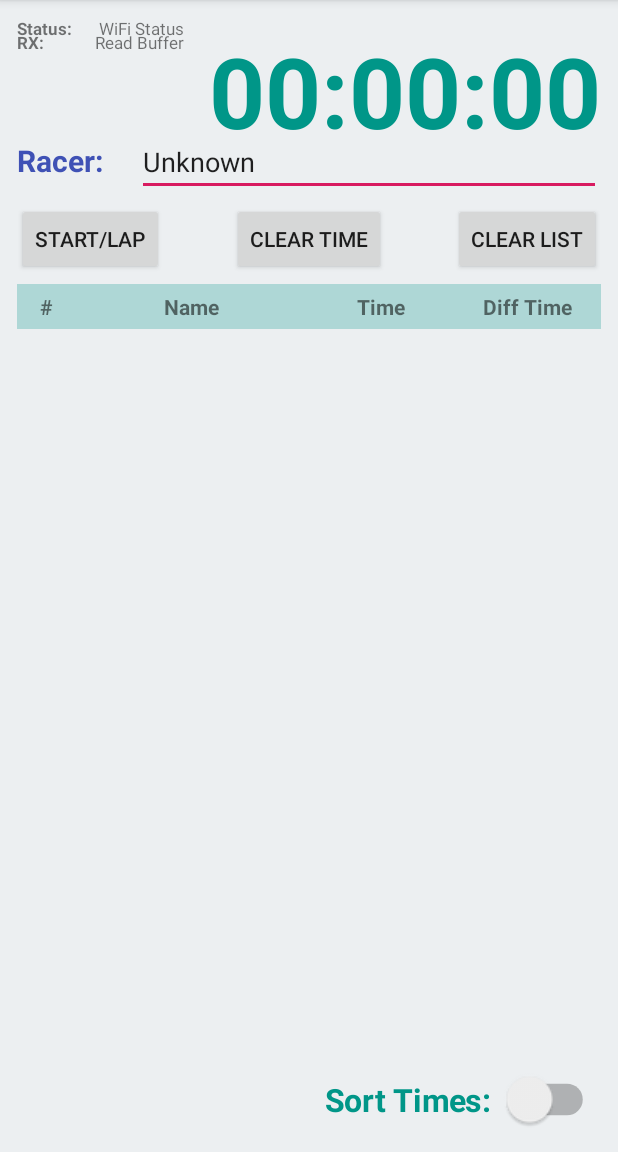
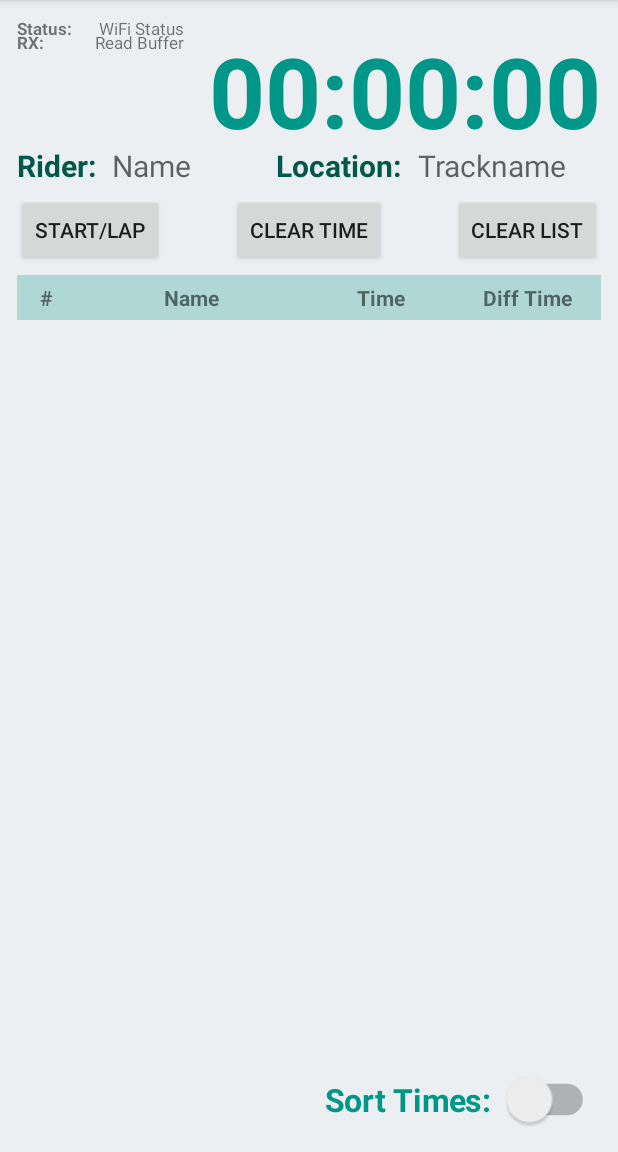
Before and after one commit to AxxAxx/AxRACE_Lap_Timer, an Android app: the screen it shows after launch (MainActivity), on a phone screen of 412 x 824 dp, the part 84-1236 px from its top. Run offline under Robolectric (Android 15) with nearby library versions, the phone set to English and light mode, and no system bars.

Commit message:
updated with race track location

```diff
--- a/AxRACE_Lap_Timer_APP/app/src/main/res/layout/activity_main.xml
+++ b/AxRACE_Lap_Timer_APP/app/src/main/res/layout/activity_main.xml
@@ -34,7 +34,7 @@
         android:layout_below="@+id/textView"
         android:layout_alignParentStart="true"
         android:layout_alignParentLeft="true"
-        android:layout_marginTop="71dp"
+        android:layout_marginTop="65dp"
         android:text="Start/lap" />
 
     <Button
@@ -208,36 +208,50 @@
     <LinearLayout
         android:layout_width="match_parent"
         android:layout_height="wrap_content"
-        android:layout_marginTop="74dp"
+        android:layout_marginTop="85dp"
         android:orientation="horizontal">
 
         <TextView
-
-
+            android:id="@+id/textView8"
             android:layout_width="wrap_content"
             android:layout_height="wrap_content"
-            android:layout_weight="0.1"
-            android:cursorVisible="false"
-            android:ellipsize="end"
-            android:maxLines="1"
-            android:text="Racer:"
-            android:textColor="#3F51B5"
+            android:layout_weight="0.5"
+            android:text="Rider:"
+            android:textColor="@color/colorPrimaryDark"
             android:textSize="20dp"
             android:textStyle="bold" />
 
-
-        <EditText
+        <TextView
             android:id="@+id/racername"
             android:layout_width="wrap_content"
             android:layout_height="wrap_content"
+            android:layout_weight="2.5"
+            android:hint="Name"
+            android:textSize="20dp"  />
+
+        <TextView
+            android:id="@+id/textView7"
+            android:layout_width="wrap_content"
+            android:layout_height="wrap_content"
+            android:layout_weight="0.5"
+            android:text="Location:"
+            android:textColor="@color/colorPrimaryDark"
+            android:textSize="20dp"
+            android:textStyle="bold"/>
+
+        <TextView
+            android:id="@+id/racetrack"
+            android:layout_width="wrap_content"
+            android:layout_height="wrap_content"
             android:layout_weight="1"
-            android:cursorVisible="true"
-            android:hint="Name"
-            android:inputType="textPersonName"
-            android:text="Unknown" />
-
+            android:hint="Trackname"
+            android:textSize="20dp"  />
     </LinearLayout>
 
+    <LinearLayout
+        android:layout_width="match_parent"
+        android:layout_height="match_parent"
+        android:orientation="horizontal"></LinearLayout>
 
 
 </RelativeLayout>
```
